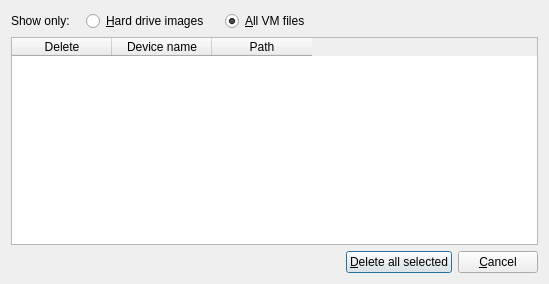
Above: Delete_VM_Files_Window.ui from qunying/aqemu-old before the change. Below: the same form after it.
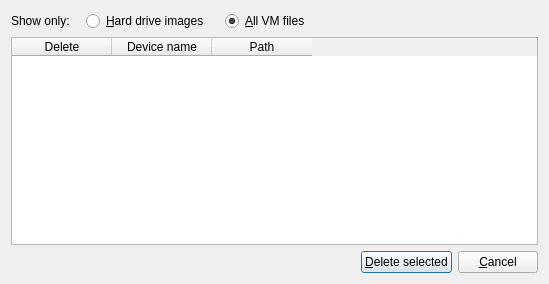
That is the form after the change. Icons and pictures are not drawn.

What changed in the file:
```diff
--- a/Delete_VM_Files_Window.ui
+++ b/Delete_VM_Files_Window.ui
@@ -150,9 +150,9 @@
       </spacer>
      </item>
      <item>
-      <widget class="QPushButton" name="Button_Delete" >
-       <property name="text" >
-        <string>&amp;Delete all selected</string>
+      <widget class="QPushButton" name="Button_Delete">
+       <property name="text">
+        <string>&amp;Delete selected</string>
        </property>
        <property name="icon" >
         <iconset resource="images.qrc" >
```
Left out of the diff: 109 changed lines with no effect on the pictures.
